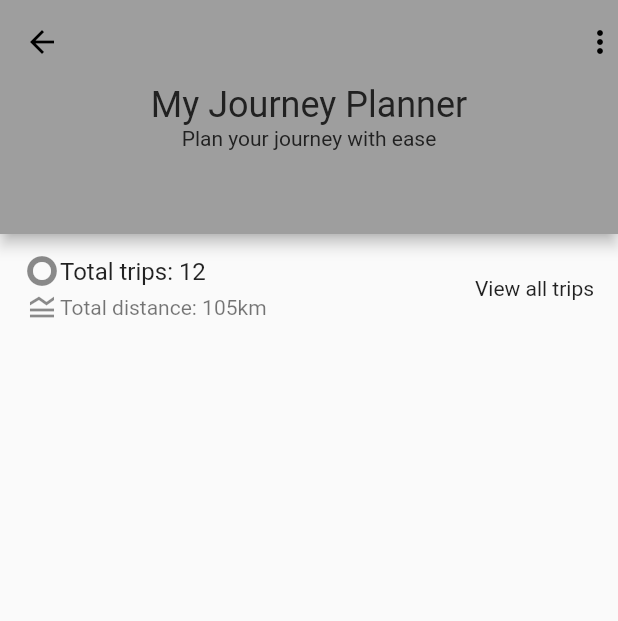
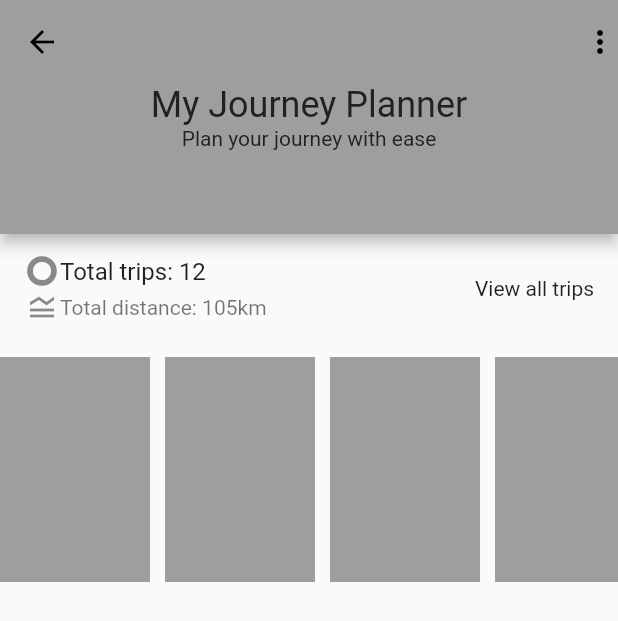
Before and after one commit to praneshp1org/Flutter-UI-Practise, a Flutter app: the screen it shows after launch, on a phone screen of 412 x 824 dp. Shown: the top 621 px of the screen. Run offline on Flutter 3.47's test engine with Material 2 defaults, Android fonts, the phone set to English and light mode, and no system bars.

Commit message:
fized a erraneous container

```diff
--- a/lib/Pages/myPage.dart
+++ b/lib/Pages/myPage.dart
@@ -52,7 +52,51 @@ class _myPageState extends State<myPage> {
             trailing: Text("View all trips"),
           ),
           SizedBox(height: 10,),
-
+          Container(
+            height: 150,
+            width: MediaQuery.of(context).size.width,
+            child: ListView(
+              scrollDirection: Axis.horizontal,
+              children: [
+                Container(
+                  height: 100,
+                  width: 100,
+                  color: Colors.grey,
+                ),
+                SizedBox(width: 10,),
+                Container(
+                  height: 100,
+                  width: 100,
+                  color: Colors.grey,
+                ),
+                SizedBox(width: 10,),
+                Container(
+                  height: 100,
+                  width: 100,
+                  color: Colors.grey,
+                ),
+                SizedBox(width: 10,),
+                Container(
+                  height: 100,
+                  width: 100,
+                  color: Colors.grey,
+                ),
+                SizedBox(width: 10,),
+                Container(
+                  height: 100,
+                  width: 100,
+                  color: Colors.grey,
+                ),
+                SizedBox(width: 10,),
+                Container(
+                  height: 100,
+                  width: 100,
+                  color: Colors.grey,
+                ),
+                SizedBox(width: 10,),
+              ],
+            ),
+          ),
         ],
 
       ),
```
